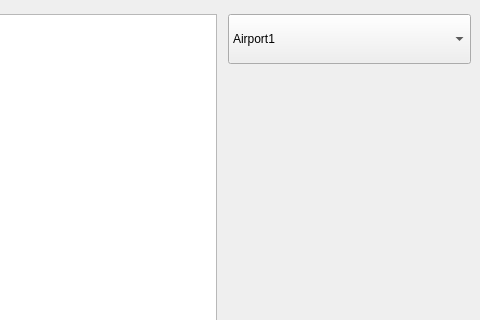
Qt form 09_qtcpp-homework/diplom/mainwindow.ui (Zumiha/netology_cpp_homework) before a commit; both pictures show x 193 to 673 and y 0 to 320 of the 673 by 578 pixel window.
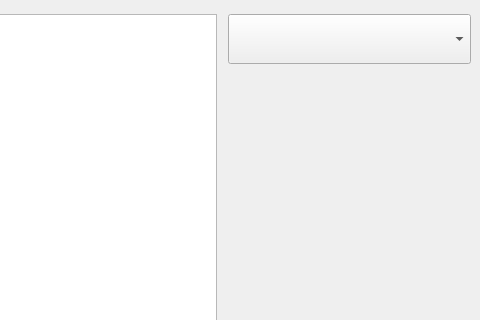
The same form after that commit.

```diff
--- a/09_qtcpp-homework/diplom/mainwindow.ui
+++ b/09_qtcpp-homework/diplom/mainwindow.ui
@@ -23,34 +23,6 @@
       <property name="bottomMargin">
        <number>5</number>
       </property>
-      <item row="0" column="0">
-       <widget class="QComboBox" name="comboBox">
-        <property name="enabled">
-         <bool>true</bool>
-        </property>
-        <property name="minimumSize">
-         <size>
-          <width>0</width>
-          <height>50</height>
-         </size>
-        </property>
-        <item>
-         <property name="text">
-          <string>Airport1</string>
-         </property>
-        </item>
-        <item>
-         <property name="text">
-          <string>Airport2</string>
-         </property>
-        </item>
-        <item>
-         <property name="text">
-          <string>Airport3</string>
-         </property>
-        </item>
-       </widget>
-      </item>
       <item row="1" column="0">
        <spacer name="verticalSpacer">
         <property name="orientation">
@@ -64,6 +36,19 @@
         </property>
        </spacer>
       </item>
+      <item row="0" column="0">
+       <widget class="QComboBox" name="cb_airports">
+        <property name="enabled">
+         <bool>true</bool>
+        </property>
+        <property name="minimumSize">
+         <size>
+          <width>0</width>
+          <height>50</height>
+         </size>
+        </property>
+       </widget>
+      </item>
      </layout>
     </item>
     <item row="1" column="1">
```
